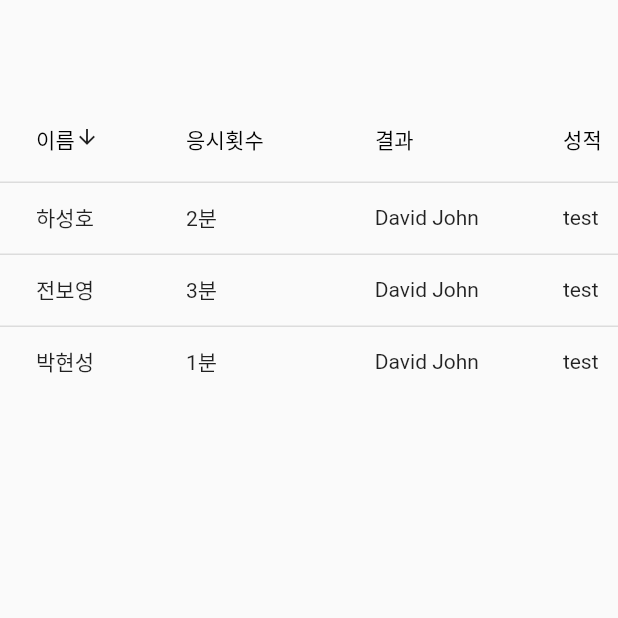
After one commit to lusida0131/VocaFront, a Flutter app: the screen it shows after launch, after a tap on "이름", on a phone screen of 412 x 824 dp, the top half of it. The commit adds this screen. Run offline on Flutter 3.47's test engine with Material 2 defaults, Android fonts, the phone set to English and light mode, and no system bars; our stand-ins replace dropdown_button2, google_fonts; network calls fail.

Commit message:
Grid Voca

```diff
--- a/lib/main.dart
+++ b/lib/main.dart
@@ -2,6 +2,7 @@ import 'package:flutter/material.dart';
 import 'package:flutter/gestures.dart';
 import 'dart:ui';
 import 'package:google_fonts/google_fonts.dart';
+import 'package:myapp/ui/grid_voca.dart';
 import 'package:myapp/ui/studyCategory.dart';
 import 'package:myapp/ui/userJoin.dart';
 import 'package:myapp/ui/vocaStudy_dev.dart';
@@ -9,6 +10,7 @@ import 'package:myapp/utils.dart';
 import 'package:myapp/ui/luoneLogin.dart';
 import 'package:myapp/ui/vocaStudyList_dev.dart';
 import 'package:myapp/ui/vocaStudyExamList_dev.dart';
+import 'package:myapp/ui/grid_voca.dart';
 
 void main() => runApp(MyApp());
 
@@ -24,13 +26,13 @@ class MyApp extends StatelessWidget {
       ),
       home: Scaffold(
         body: Container(
-          child: StudyCategory(),
-          //child: VocaStudyKind(),
-          //child: LuoneLogin(),
-          //child: UserJoin(),
-          //child: VocaStudyList(),
-          //child: VocaStudyExamList(),
-        ),
+            //child: StudyCategory(),
+            //child: VocaStudyKind(),
+            //child: LuoneLogin(),
+            //child: UserJoin(),
+            //child: VocaStudyList(),
+            //child: VocaStudyExamList(),
+            child: GridVoca()),
       ),
     );
   }
--- /dev/null
+++ b/lib/ui/grid_voca.dart
@@ -0,0 +1,166 @@
+import 'package:flutter/material.dart';
+
+void main() {
+  runApp(GridVoca());
+}
+
+class GridVoca extends StatefulWidget {
+  @override
+  _GridVocaState createState() => _GridVocaState();
+}
+
+class _GridVocaState extends State<GridVoca> {
+  List<Map> _books = [
+    {
+      'name': '박현성',
+      'count': 1,
+      'result': 'David John',
+      'grade': 'test',
+      'secuss_time': 'test',
+      'study_time': 'test'
+    },
+    {
+      'name': '전보영',
+      'count': 3,
+      'result': 'David John',
+      'grade': 'test',
+      'secuss_time': 'test',
+      'study_time': 'test'
+    },
+    {
+      'name': '하성호',
+      'count': 2,
+      'result': 'David John',
+      'grade': 'test',
+      'secuss_time': 'test',
+      'study_time': 'test'
+    }
+  ];
+  int _currentSortColumn = 0;
+  bool _isSortAsc = true;
+  @override
+  Widget build(BuildContext context) {
+    return MaterialApp(
+      home: Scaffold(
+        body: SingleChildScrollView(
+          padding: EdgeInsets.fromLTRB(0, 65, 0, 0),
+          scrollDirection: Axis.horizontal,
+          child: _createDataTable(),
+        ),
+      ),
+    );
+  }
+
+  DataTable _createDataTable() {
+    return DataTable(
+      columns: _createColumns(),
+      rows: _createRows(),
+      sortColumnIndex: _currentSortColumn,
+      sortAscending: _isSortAsc,
+    );
+  }
+
+  List<DataColumn> _createColumns() {
+    return [
+      DataColumn(
+        label: Text('이름'),
+        onSort: (columnIndex, _) {
+          setState(() {
+            _currentSortColumn = columnIndex;
+            if (_isSortAsc) {
+              _books.sort((a, b) => b['name'].compareTo(a['name']));
+            } else {
+              _books.sort((a, b) => a['name'].compareTo(b['name']));
+            }
+            _isSortAsc = !_isSortAsc;
+          });
+        },
+      ),
+      DataColumn(
+        label: Text('응시횟수'),
+        onSort: (columnIndex, _) {
+          setState(() {
+            _currentSortColumn = columnIndex;
+            if (_isSortAsc) {
+              _books.sort((a, b) => b['count'].compareTo(a['count']));
+            } else {
+              _books.sort((a, b) => a['count'].compareTo(b['count']));
+            }
+            _isSortAsc = !_isSortAsc;
+          });
+        },
+      ),
+      DataColumn(
+        label: Text('결과'),
+        onSort: (columnIndex, _) {
+          setState(() {
+            _currentSortColumn = columnIndex;
+            if (_isSortAsc) {
+              _books.sort((a, b) => b['result'].compareTo(a['result']));
+            } else {
+              _books.sort((a, b) => a['result'].compareTo(b['result']));
+            }
+            _isSortAsc = !_isSortAsc;
+          });
+        },
+      ),
+      DataColumn(
+        label: Text('성적'),
+        onSort: (columnIndex, _) {
+          setState(() {
+            _currentSortColumn = columnIndex;
+            if (_isSortAsc) {
+              _books.sort((a, b) => b['grade'].compareTo(a['grade']));
+            } else {
+              _books.sort((a, b) => a['grade'].compareTo(b['grade']));
+            }
+            _isSortAsc = !_isSortAsc;
+          });
+        },
+      ),
+      DataColumn(
+        label: Text('응시 완료시간'),
+        onSort: (columnIndex, _) {
+          setState(() {
+            _currentSortColumn = columnIndex;
+            if (_isSortAsc) {
+              _books
+                  .sort((a, b) => b['secuss_time'].compareTo(a['secuss_time']));
+            } else {
+              _books
+                  .sort((a, b) => a['secuss_time'].compareTo(b['secuss_time']));
+            }
+            _isSortAsc = !_isSortAsc;
+          });
+        },
+      ),
+      DataColumn(
+        label: Text('학습시간'),
+        onSort: (columnIndex, _) {
+          setState(() {
+            _currentSortColumn = columnIndex;
+            if (_isSortAsc) {
+              _books.sort((a, b) => b['study_time'].compareTo(a['study_time']));
+            } else {
+              _books.sort((a, b) => a['study_time'].compareTo(b['study_time']));
+            }
+            _isSortAsc = !_isSortAsc;
+          });
+        },
+      ),
+    ];
+  }
+
+  List<DataRow> _createRows() {
+    return _books
+        .map((book) => DataRow(cells: [
+              DataCell(Text(book['name'])),
+              DataCell(Text(book['count'].toString() + '분')),
+              DataCell(Text(book['result'])),
+              DataCell(Text(book['grade'])),
+              DataCell(Text(book['secuss_time'])),
+              DataCell(Text(book['study_time']))
+            ]))
+        .toList();
+  }
+}
```
Also changed, not shown: lib/ui/vocaStudyExamList_dev.dart (+152 -1 lines), 1 other file.
